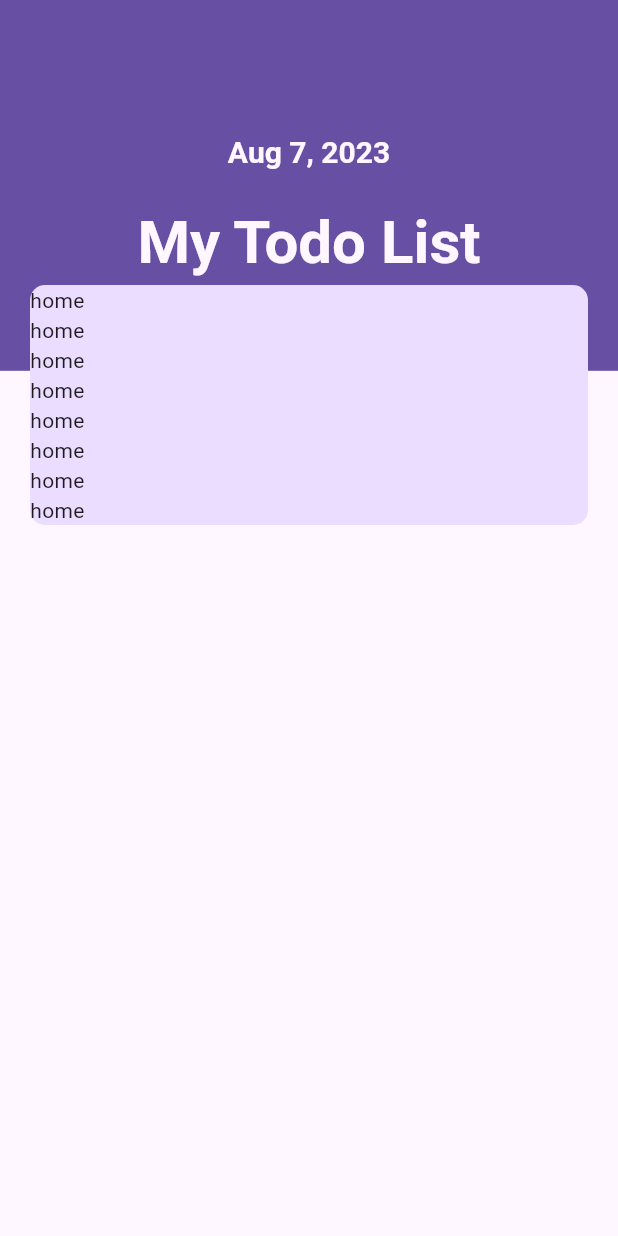
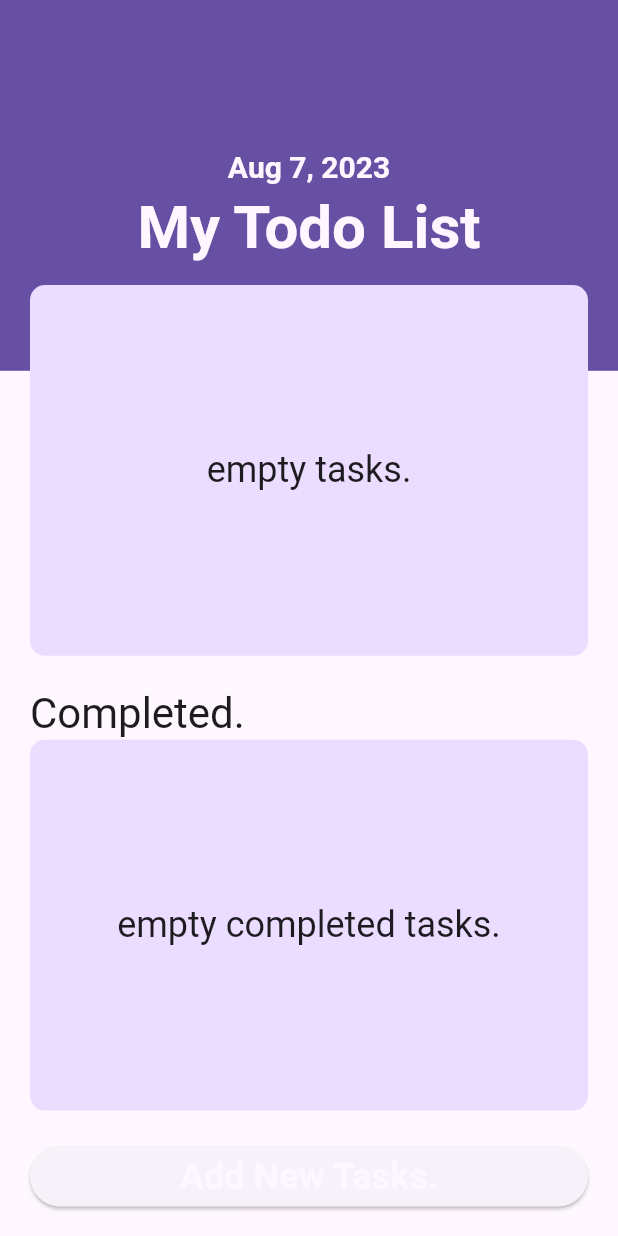
Before and after one commit to hidechy/youtube_sqflite_riverpod, a Flutter app: the screen it shows after launch, on a phone screen of 412 x 824 dp. Run offline on Flutter 3.47's test engine with Material 3 defaults, Android fonts, the phone set to English and light mode, and no system bars; our stand-ins replace equatable, gap.

Commit message:
commit 20231218 empty message

```diff
--- /dev/null
+++ b/lib/data/data.dart
@@ -0,0 +1 @@
+export 'models/models.dart';
--- /dev/null
+++ b/lib/data/models/models.dart
@@ -0,0 +1 @@
+export 'task.dart';
--- /dev/null
+++ b/lib/data/models/task.dart
@@ -0,0 +1,78 @@
+import 'package:equatable/equatable.dart';
+
+class Task extends Equatable {
+  final int? id;
+  final String title;
+  final String note;
+
+// final TaskCategory category;
+  final String time;
+  final String date;
+  final bool isCompleted;
+
+  const Task({
+    this.id,
+    required this.title,
+//    required this.category,
+    required this.time,
+    required this.date,
+    required this.note,
+    required this.isCompleted,
+  });
+
+  // Map<String, dynamic> toJson() {
+  //   return <String, dynamic>{
+  //     TaskKeys.id: id,
+  //     TaskKeys.title: title,
+  //     TaskKeys.note: note,
+  //     TaskKeys.category: category.name,
+  //     TaskKeys.time: time,
+  //     TaskKeys.date: date,
+  //     TaskKeys.isCompleted: isCompleted ? 1 : 0,
+  //   };
+  // }
+
+  // factory Task.fromJson(Map<String, dynamic> map) {
+  //   return Task(
+  //     id: map[TaskKeys.id],
+  //     title: map[TaskKeys.title],
+  //     note: map[TaskKeys.note],
+  //     category: TaskCategory.stringToTaskCategory(map[TaskKeys.category]),
+  //     time: map[TaskKeys.time],
+  //     date: map[TaskKeys.date],
+  //     isCompleted: map[TaskKeys.isCompleted] == 1 ? true : false,
+  //   );
+  // }
+
+  @override
+  List<Object> get props {
+    return [
+      title,
+      note,
+//      category,
+      time,
+      date,
+      isCompleted,
+    ];
+  }
+
+  Task copyWith({
+    int? id,
+    String? title,
+    String? note,
+//    TaskCategory? category,
+    String? time,
+    String? date,
+    bool? isCompleted,
+  }) {
+    return Task(
+      id: id ?? this.id,
+      title: title ?? this.title,
+      note: note ?? this.note,
+//      category: category ?? this.category,
+      time: time ?? this.time,
+      date: date ?? this.date,
+      isCompleted: isCompleted ?? this.isCompleted,
+    );
+  }
+}
--- a/lib/screens/home_screen.dart
+++ b/lib/screens/home_screen.dart
@@ -1,7 +1,7 @@
 import 'package:flutter/material.dart';
 import 'package:gap/gap.dart';
 
-import '../widgets/display_white_text.dart';
+import '../widgets/widgets.dart';
 import '../utils/utils.dart';
 
 class HomeScreen extends StatelessWidget {
@@ -27,7 +27,6 @@ class HomeScreen extends StatelessWidget {
                     children: [
                       Gap(30),
                       DisplayWhiteText(text: 'Aug 7, 2023', fontSize: 20),
-                      Gap(20),
                       DisplayWhiteText(
                         text: 'My Todo List',
                         fontSize: 40,
@@ -47,20 +46,25 @@ class HomeScreen extends StatelessWidget {
               physics: const AlwaysScrollableScrollPhysics(),
               padding: const EdgeInsets.all(20),
               child: Column(
+                crossAxisAlignment: CrossAxisAlignment.stretch,
                 children: [
-                  Container(
-                    width: deviceSize.width,
-                    decoration: BoxDecoration(
-                      borderRadius: BorderRadius.circular(10),
-                      color: colors.primaryContainer,
-                    ),
-                    child: ListView.builder(
-                      shrinkWrap: true,
-                      itemCount: 8,
-                      padding: EdgeInsets.zero,
-                      itemBuilder: (context, index) {
-                        return const Text('home');
-                      },
+                  const TaskList(
+                    tasks: [],
+                  ),
+                  const Gap(20),
+                  Text(
+                    'Completed.',
+                    style: context.textTheme.headlineMedium,
+                  ),
+                  const TaskList(
+                    tasks: [],
+                    isCompletedTasks: true,
+                  ),
+                  const Gap(20),
+                  ElevatedButton(
+                    onPressed: () {},
+                    child: const DisplayWhiteText(
+                      text: 'Add New Tasks.',
                     ),
                   ),
                 ],
--- /dev/null
+++ b/lib/widgets/common_container.dart
@@ -0,0 +1,27 @@
+import 'package:flutter/material.dart';
+
+import '../utils/utils.dart';
+
+class CommonContainer extends StatelessWidget {
+  const CommonContainer({super.key, required this.widget, this.height});
+
+  final Widget widget;
+  final double? height;
+
+  ///
+  @override
+  Widget build(BuildContext context) {
+    final colors = context.colorScheme;
+    final deviceSize = context.deviceSize;
+
+    return Container(
+      width: deviceSize.width,
+      height: height,
+      decoration: BoxDecoration(
+        borderRadius: BorderRadius.circular(10),
+        color: colors.primaryContainer,
+      ),
+      child: widget,
+    );
+  }
+}
--- /dev/null
+++ b/lib/widgets/task_list.dart
@@ -0,0 +1,43 @@
+import 'package:flutter/material.dart';
+
+import '../data/models/task.dart';
+import 'widgets.dart';
+
+import '../utils/utils.dart';
+
+class TaskList extends StatelessWidget {
+  const TaskList({
+    super.key,
+    required this.tasks,
+    this.isCompletedTasks = false,
+  });
+
+  final List<Task> tasks;
+  final bool isCompletedTasks;
+
+  @override
+  Widget build(BuildContext context) {
+    final deviceSize = context.deviceSize;
+
+    final emptyTasksMessage = isCompletedTasks ? 'empty completed tasks.' : 'empty tasks.';
+
+    return CommonContainer(
+      height: deviceSize.height * 0.3,
+      widget: tasks.isEmpty
+          ? Center(
+              child: Text(
+                emptyTasksMessage,
+                style: context.textTheme.headlineSmall,
+              ),
+            )
+          : ListView.builder(
+              shrinkWrap: true,
+              itemCount: tasks.length,
+              padding: EdgeInsets.zero,
+              itemBuilder: (context, index) {
+                return const Text('home');
+              },
+            ),
+    );
+  }
+}
--- a/lib/widgets/widgets.dart
+++ b/lib/widgets/widgets.dart
@@ -1 +1,3 @@
 export 'display_white_text.dart';
+export 'common_container.dart';
+export 'task_list.dart';
```
Also changed, not shown: 3 other files.
